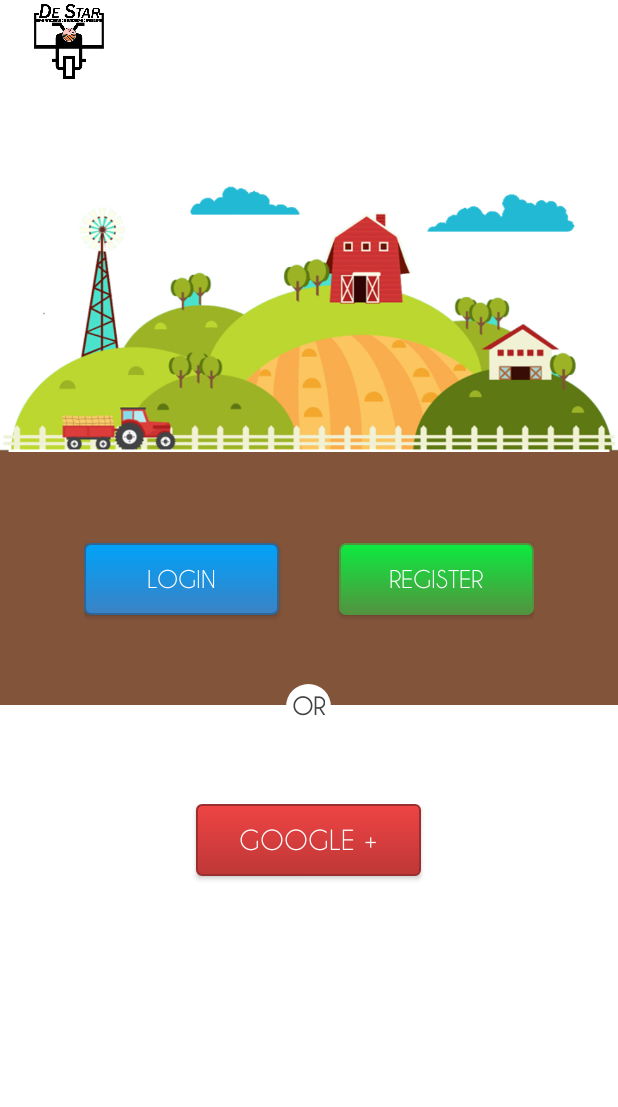
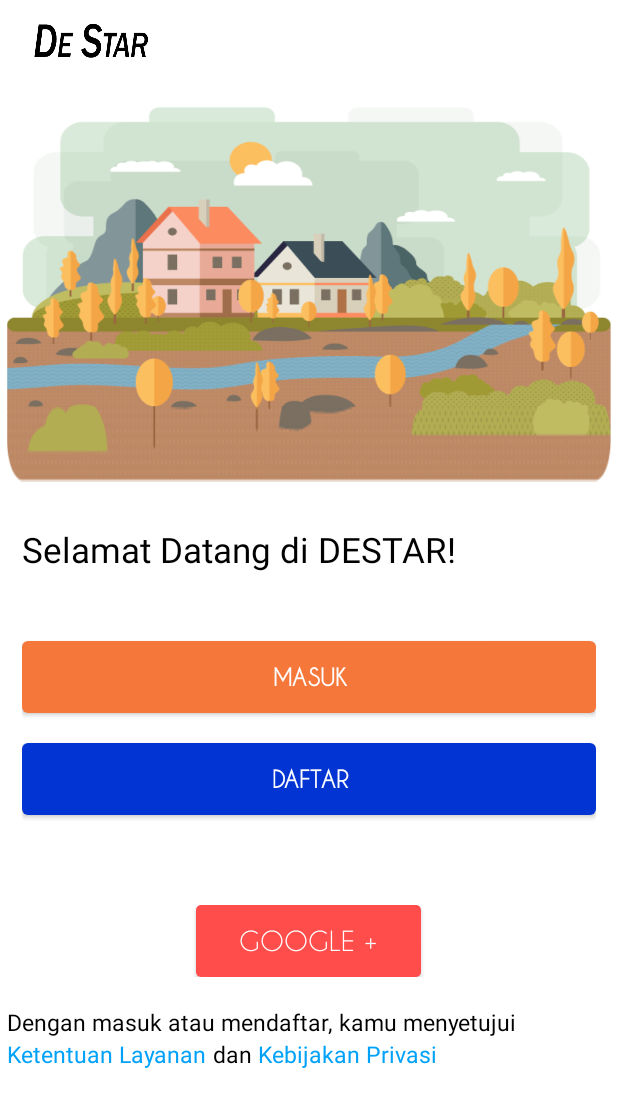
Before and after one commit to Rizkysuandana/d35t4r_d3v, an Android app: the screen it shows after launch (TampilanAwalActivity), on a phone screen of 412 x 824 dp. Shown: the top 1107 px of the screen. Run offline under Robolectric (Android 15) with nearby library versions, the phone set to English and light mode, and no system bars.

Commit message:
edit login & tampilan awal

```diff
--- /dev/null
+++ b/destar/destar/app/src/main/res/drawable/background1.xml
@@ -0,0 +1,9 @@
+<?xml version="1.0" encoding="utf-8"?>
+<shape xmlns:android="http://schemas.android.com/apk/res/android"
+    android:shape="rectangle">
+    <solid
+        android:color="@color/putih"/>
+    <padding
+        android:left="5dp"
+        android:right="5dp"/>
+</shape>
--- a/destar/destar/app/src/main/res/drawable/button_login.xml
+++ b/destar/destar/app/src/main/res/drawable/button_login.xml
@@ -2,6 +2,11 @@
 <selector xmlns:android="http://schemas.android.com/apk/res/android">
     <item android:state_pressed="true" >
         <shape>
+            <solid
+                android:color="#F8905D" />
+            <stroke
+                android:width="1dp"
+                android:color="#F8905D" />
             <corners
                 android:radius="3dp" />
             <padding
@@ -14,8 +19,8 @@
     <item>
         <shape>
             <gradient
-                android:startColor="#F8BA9F"
-                android:endColor="@color/colorOrange"
+                android:startColor="#F5773A"
+                android:endColor="#F5773A"
                 android:angle="270" />
             <corners
                 android:radius="4dp" />
--- a/destar/destar/app/src/main/res/drawable/buttonshape.xml
+++ b/destar/destar/app/src/main/res/drawable/buttonshape.xml
@@ -3,10 +3,10 @@
     <item android:state_pressed="true" >
         <shape>
             <solid
-            android:color="#449def" />
+            android:color="#4669D8" />
             <stroke
             android:width="1dp"
-            android:color="#2f6699" />
+            android:color="#4669D8" />
             <corners
             android:radius="3dp" />
             <padding
@@ -19,12 +19,9 @@
     <item>
         <shape>
             <gradient
-            android:startColor="@color/colorBlue"
-            android:endColor="#3B82C4"
+            android:startColor="#0234D3"
+            android:endColor="#0234D3"
             android:angle="270" />
-            <stroke
-            android:width="1dp"
-            android:color="#2f6699" />
             <corners
             android:radius="4dp" />
             <padding
--- a/destar/destar/app/src/main/res/drawable/buttonshapemerah.xml
+++ b/destar/destar/app/src/main/res/drawable/buttonshapemerah.xml
@@ -1,31 +1,11 @@
 <?xml version="1.0" encoding="utf-8"?>
 <selector xmlns:android="http://schemas.android.com/apk/res/android">
-    03
-    <item android:state_pressed="true" >
-        <shape>
-            <solid
-            android:color="#FC0404" />
-            <stroke
-            android:width="1dp"
-            android:color="#CC3434" />
-            <corners
-            android:radius="3dp" />
-            <padding
-            android:left="10dp"
-            android:top="10dp"
-            android:right="10dp"
-            android:bottom="10dp" />
-        </shape>
-    </item>
     <item>
         <shape>
             <gradient
-            android:startColor="#EF4444"
-            android:endColor="#BE3737"
+            android:startColor="#FF4D4B"
+            android:endColor="#FF4D4B"
             android:angle="270" />
-            <stroke
-            android:width="1dp"
-            android:color="#992f2f" />
             <corners
             android:radius="3dp" />
             <padding
--- a/destar/destar/app/src/main/res/drawable/textboxdesainkecil.xml
+++ b/destar/destar/app/src/main/res/drawable/textboxdesainkecil.xml
@@ -4,9 +4,9 @@ android:shape="rectangle">
 <solid
     android:color="@color/putih"/>
 <padding
-    android:left="16dp"
+    android:left="10dp"
     android:top="4dp"
-    android:right="16dp"
+    android:right="10dp"
     android:bottom="4dp"/>
 <corners
     android:radius="16dp"/>
--- a/destar/destar/app/src/main/res/layout/activity_tampilan_awal.xml
+++ b/destar/destar/app/src/main/res/layout/activity_tampilan_awal.xml
@@ -4,16 +4,17 @@
     android:layout_height="match_parent"
     xmlns:tools="http://schemas.android.com/tools"
     tools:context="com.destar.platform.destar.TampilanAwalActivity"
-    android:background="@color/cardview_light_background">
+    android:background="@drawable/background1">
     <android.support.v7.widget.Toolbar
         android:layout_width="wrap_content"
         android:layout_height="wrap_content"
         android:id="@+id/logo_tampilanawal">
 
         <ImageView
-            android:layout_width="60dp"
-            android:layout_height="50dp"
-            android:src="@drawable/logo_destar" />
+            android:layout_width="80dp"
+            android:layout_height="30dp"
+            android:scaleType="fitXY"
+            android:src="@drawable/destarfont" />
     </android.support.v7.widget.Toolbar>
 
     <ScrollView
@@ -21,9 +22,10 @@
         android:layout_height="wrap_content"
         android:layout_below="@+id/logo_tampilanawal"
         android:layout_marginTop="15dp">
-        <RelativeLayout
+        <LinearLayout
             android:layout_width="wrap_content"
-            android:layout_height="wrap_content">
+            android:layout_height="wrap_content"
+            android:orientation="vertical">
             <RelativeLayout
                 android:layout_width="match_parent"
                 android:layout_height="wrap_content"
@@ -31,86 +33,60 @@
 
                 <ImageView
                     android:layout_width="match_parent"
-                    android:layout_height="230dp"
+                    android:layout_height="250dp"
                     android:scaleType="fitXY"
-                    android:src="@drawable/image_tampilan_awal" />
+                    android:src="@drawable/gambardepan" />
             </RelativeLayout>
 
-
-            <RelativeLayout
+            <LinearLayout
                 android:layout_width="match_parent"
-                android:layout_height="170dp"
-                android:background="#82543a"
+                android:layout_height="wrap_content"
                 android:id="@+id/tempat_login"
-                android:layout_below="@+id/image_awal">
-                <RelativeLayout
-                    android:layout_width="300dp"
-                    android:layout_height="150dp"
-                    android:layout_centerInParent="true">
+                android:layout_below="@+id/image_awal"
+                android:orientation="vertical"
+                android:background="@drawable/textboxdesainkecil">
+                <TextView
+                    android:layout_width="wrap_content"
+                    android:layout_height="wrap_content"
+                    android:text="Selamat Datang di DESTAR!"
+                    android:textSize="23dp"
+                    android:textColor="@color/colorblack"
+                    android:layout_marginVertical="25sp"/>
+                <LinearLayout
+                    android:layout_width="match_parent"
+                    android:layout_height="wrap_content"
+                    android:layout_centerInParent="true"
+                    android:orientation="vertical">
                     <Button
                         android:id="@+id/login"
-                        android:layout_width="130dp"
+                        android:layout_width="match_parent"
                         android:layout_height="wrap_content"
-                        android:layout_alignParentLeft="true"
-                        android:layout_centerInParent="true"
+                        android:layout_gravity="center"
                         android:fontFamily="@font/caviardreams"
-                        android:text="LOGIN"
+                        android:text="MASUK"
+                        android:layout_marginVertical="20dp"
                         android:textSize="15sp"
-                        android:background="@drawable/buttonshape"
+                        android:textStyle="bold"
+                        android:background="@drawable/button_login"
                         android:textColor="@color/cardview_light_background"/>
                     <Button
-                        android:layout_width="130dp"
+                        android:layout_width="match_parent"
                         android:layout_height="wrap_content"
-                        android:text="REGISTER"
+                        android:text="DAFTAR"
                         android:id="@+id/register"
                         android:fontFamily="@font/caviardreams"
                         android:textSize="15sp"
-                        android:layout_alignParentRight="true"
-                        android:layout_centerInParent="true"
-                        android:background="@drawable/buttonshapehijau"
+                        android:textStyle="bold"
+                        android:layout_marginBottom="10dp"
+                        android:layout_gravity="center"
+                        android:background="@drawable/buttonshape"
                         android:textColor="@color/cardview_light_background"/>
-                </RelativeLayout>
-
-
-
-            </RelativeLayout>
+                </LinearLayout>
                 <RelativeLayout
                     android:layout_width="match_parent"
                     android:layout_height="wrap_content"
                     android:layout_gravity="center"
-                android:layout_marginTop="-15dp"
-                android:id="@+id/or"
-                android:layout_below="@+id/tempat_login">
-                <View
-                    android:layout_width="match_parent"
-                    android:layout_height="1dp"
-                    android:visibility="visible"
-                    android:background="@color/cardview_light_background"
-                    android:layout_centerInParent="true"/>
-                <RelativeLayout
-                    android:layout_width="30dp"
-                    android:layout_height="30dp"
-                    android:background="@drawable/circle"
-                    android:layout_gravity="center"
-                    android:layout_centerHorizontal="true">
-                    <TextView
-                        android:layout_width="wrap_content"
-                        android:layout_height="wrap_content"
-                        android:text="OR"
-                        android:textSize="15dp"
-                        android:textStyle="bold"
-                        android:fontFamily="@font/caviardreams"
-                        android:layout_centerInParent="true"
-                        android:layout_centerHorizontal="true"
-                        android:textColor="@color/cardview_dark_background"/>
-                </RelativeLayout>
-            </RelativeLayout>
-            <RelativeLayout
-                android:layout_width="match_parent"
-                android:layout_height="100dp"
-                android:layout_gravity="center"
-                android:layout_marginTop="50dp"
-                android:layout_below="@+id/or">
+                    android:layout_marginTop="50dp">
 
                     <Button
                         android:id="@+id/google_btn"
@@ -124,9 +100,44 @@
                         android:textSize="17sp" />
 
                 </RelativeLayout>
+            </LinearLayout>
+            <LinearLayout
+                android:layout_width="match_parent"
+                android:layout_height="wrap_content"
+                android:orientation="vertical"
+                android:background="@color/putih"
+                android:layout_marginVertical="15dp">
+                <TextView
+                    android:layout_width="wrap_content"
+                    android:layout_height="wrap_content"
+                    android:text="Dengan masuk atau mendaftar, kamu menyetujui"
+                    android:textColor="@color/colorblack"
+                    android:textSize="15dp"/>
+                <LinearLayout
+                    android:layout_width="wrap_content"
+                    android:layout_height="wrap_content"
+                    android:orientation="horizontal">
+
+                    <TextView
+                        android:layout_width="wrap_content"
+                        android:layout_height="wrap_content"
+                        android:text="Ketentuan Layanan "
+                        android:textColor="@color/colorBlue"
+                        android:textSize="15dp"/>
+                    <TextView
+                        android:layout_width="wrap_content"
+                        android:layout_height="wrap_content"
+                        android:text="dan "
+                        android:textColor="@color/colorblack"
+                        android:textSize="15dp"/>
+                    <TextView
+                        android:layout_width="wrap_content"
+                        android:layout_height="wrap_content"
+                        android:text="Kebijakan Privasi"
+                        android:textColor="@color/colorBlue"
+                        android:textSize="15dp"/>
+                </LinearLayout>
+            </LinearLayout>
+        </LinearLayout>
+    </ScrollView>
 </RelativeLayout>
-    </ScrollView>
-
-
-
-</RelativeLayout>
```
Also changed, not shown: destar/destar/app/src/main/res/layout/activity_login.xml (+22 -18 lines), destar/destar/app/src/main/res/layout/activity_register.xml (+42 -31 lines), destar/destar/app/src/main/res/drawable/gambardepan.png (added), destar/destar/app/src/main/res/drawable/gambarlogin.png (added). Lines whose indentation alone changed are shown as unchanged.
